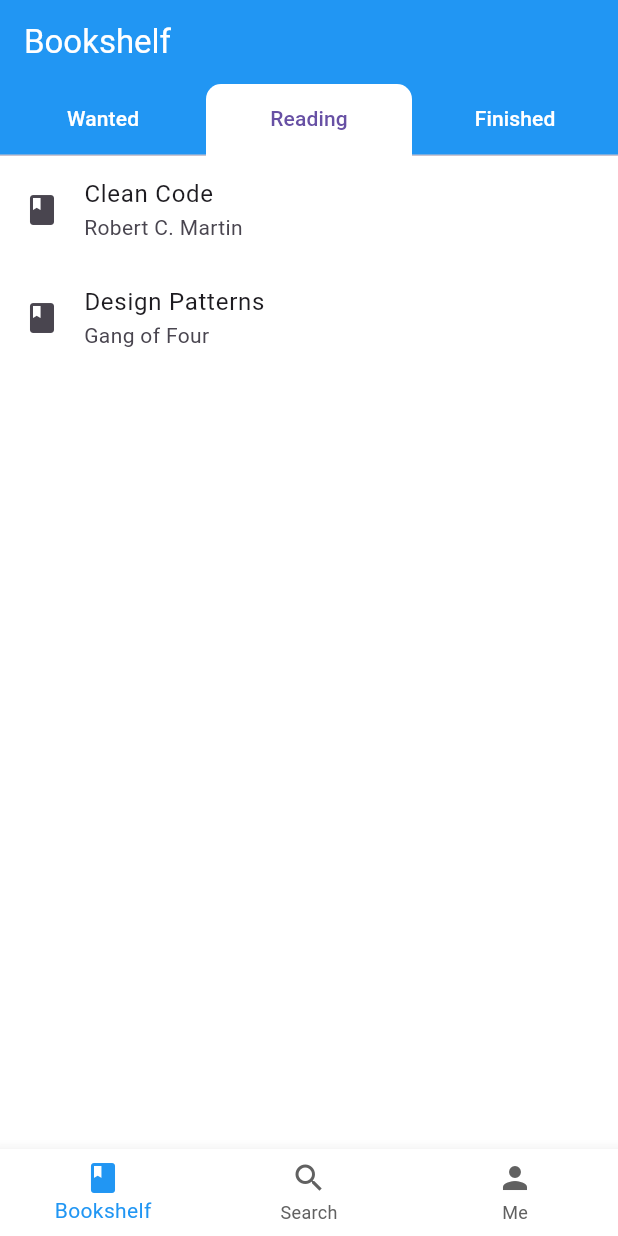
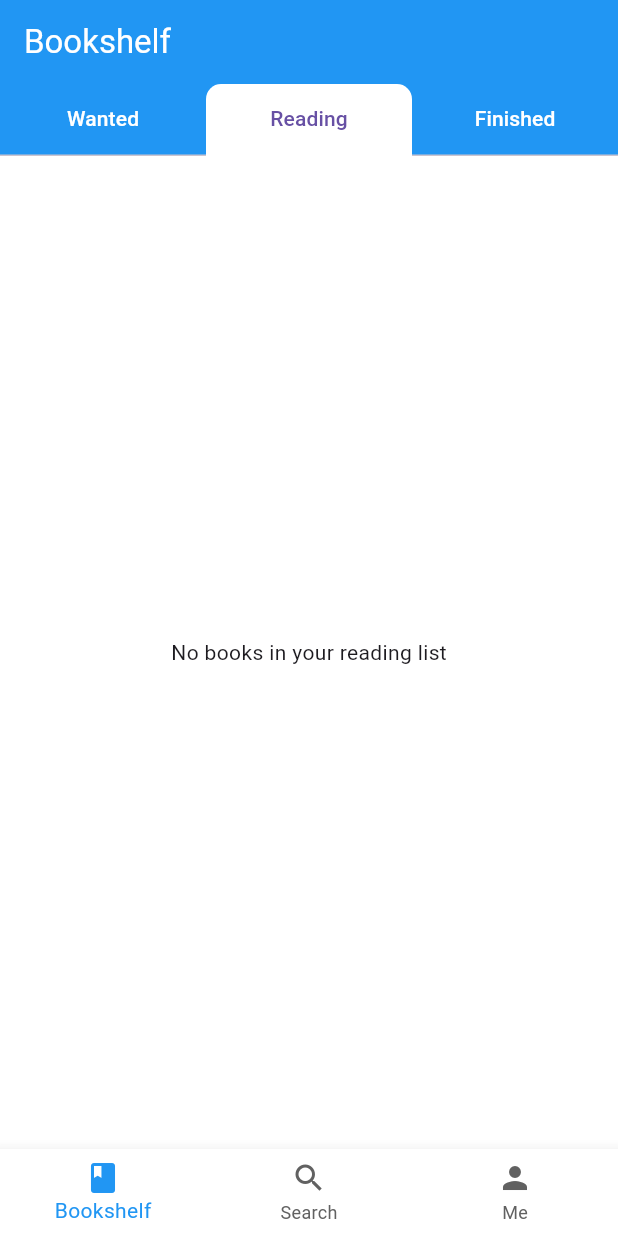
Before and after one commit to Pilchark/bookeeper, a Flutter app: the screen it shows after launch, on a phone screen of 412 x 824 dp. Run offline on Flutter 3.47's test engine with Material 3 defaults, Android fonts, the phone set to English and light mode, and no system bars; our stand-ins replace shared_preferences.

Commit message:
Implement local storage for books with reading status using SharedPreferences

```diff
--- a/lib/services/book_service.dart
+++ b/lib/services/book_service.dart
@@ -2,9 +2,11 @@ import 'dart:convert';
 import 'package:http/http.dart' as http;
 import '../models/book.dart';
 import 'package:flutter/foundation.dart' show kIsWeb;
+import 'package:shared_preferences/shared_preferences.dart';
 
 class BookService {
   final String baseUrl = 'http://127.0.0.1:8000';
+  static const String BOOKS_STORAGE_KEY = 'bookeeper_books';
 
   Future<Book?> searchByIsbn(String isbn) async {
     try {
@@ -57,12 +59,95 @@ class BookService {
     ];
   }
 
-  // Method to add a book to the user's collection
+  // Method to add a book to the user's collection with specific status
   Future<bool> addBookToCollection(Book book, String status) async {
-    // In a real app, this would interact with a database
-    // For now, we'll just simulate success
-    await Future.delayed(Duration(milliseconds: 300));
-    return true;
+    try {
+      // Create a new book instance with the updated status
+      final bookWithStatus = Book(
+        id: book.id,
+        title: book.title,
+        author: book.author,
+        coverUrl: book.coverUrl,
+        language: book.language,
+        publisher: book.publisher,
+        publishedDate: book.publishedDate,
+        isbn: book.isbn,
+        description: book.description,
+        createdAt: book.createdAt,
+        status: status,
+      );
+
+      // Get existing books from local storage
+      final prefs = await SharedPreferences.getInstance();
+      final List<String> booksJson = prefs.getStringList(BOOKS_STORAGE_KEY) ?? [];
+
+      // Convert existing books to objects
+      List<Book> books = booksJson.map((json) => Book.fromJson(jsonDecode(json))).toList();
+
+      // Remove the book if it already exists (to avoid duplicates)
+      books.removeWhere((existingBook) => existingBook.id == book.id);
+
+      // Add the new book with status
+      books.add(bookWithStatus);
+
+      // Convert books back to JSON strings
+      final updatedBooksJson = books.map((b) => jsonEncode(b.toJson())).toList();
+
+      // Save back to SharedPreferences
+      final success = await prefs.setStringList(BOOKS_STORAGE_KEY, updatedBooksJson);
+
+      return success;
+    } catch (e) {
+      print('Error saving book: $e');
+      return false;
+    }
+  }
+
+  // Get all books from local storage
+  Future<List<Book>> getAllBooks() async {
+    try {
+      final prefs = await SharedPreferences.getInstance();
+      final List<String> booksJson = prefs.getStringList(BOOKS_STORAGE_KEY) ?? [];
+
+      return booksJson.map((json) => Book.fromJson(jsonDecode(json))).toList();
+    } catch (e) {
+      print('Error getting all books: $e');
+      return [];
+    }
+  }
+
+  // Get books filtered by status
+  Future<List<Book>> getBooksByStatus(String status) async {
+    try {
+      final allBooks = await getAllBooks();
+      return allBooks.where((book) => book.status == status).toList();
+    } catch (e) {
+      print('Error getting books by status: $e');
+      return [];
+    }
+  }
+
+  // Remove a book from storage
+  Future<bool> removeBook(String bookId) async {
+    try {
+      final prefs = await SharedPreferences.getInstance();
+      final List<String> booksJson = prefs.getStringList(BOOKS_STORAGE_KEY) ?? [];
+
+      // Convert to objects and filter out the book to remove
+      List<Book> books = booksJson
+          .map((json) => Book.fromJson(jsonDecode(json)))
+          .where((book) => book.id != bookId)
+          .toList();
+
+      // Convert back to JSON strings
+      final updatedBooksJson = books.map((b) => jsonEncode(b.toJson())).toList();
+
+      // Save back to SharedPreferences
+      return await prefs.setStringList(BOOKS_STORAGE_KEY, updatedBooksJson);
+    } catch (e) {
+      print('Error removing book: $e');
+      return false;
+    }
   }
 
   // Helper method to check if CORS might be an issue
--- a/lib/widgets/book_list.dart
+++ b/lib/widgets/book_list.dart
@@ -1,70 +1,92 @@
 import 'package:flutter/material.dart';
 import '../models/book.dart';
 import '../screens/book_details_screen.dart';
+import '../services/book_service.dart';
 
-class BookList extends StatelessWidget {
+class BookList extends StatefulWidget {
   final String category;
 
   BookList({required this.category});
 
   @override
+  _BookListState createState() => _BookListState();
+}
+
+class _BookListState extends State<BookList> {
+  final BookService _bookService = BookService();
+  List<Book>? _books;
+  bool _isLoading = true;
+
+  @override
+  void initState() {
+    super.initState();
+    _loadBooks();
+  }
+
+  Future<void> _loadBooks() async {
+    setState(() {
+      _isLoading = true;
+    });
+
+    final books = await _bookService.getBooksByStatus(widget.category);
+
+    setState(() {
+      _books = books;
+      _isLoading = false;
+    });
+  }
+
+  @override
   Widget build(BuildContext context) {
-    // In a real app, this would fetch books from a database or API
-    List<Book> books = _getMockBooks();
+    if (_isLoading) {
+      return Center(child: CircularProgressIndicator());
+    }
 
-    return books.isEmpty
-        ? Center(child: Text('No books in your $category list'))
-        : ListView.builder(
-            itemCount: books.length,
+    if (_books == null || _books!.isEmpty) {
+      return Center(child: Text('No books in your ${widget.category} list'));
+    }
+
+    return RefreshIndicator(
+      onRefresh: _loadBooks,
+      child: ListView.builder(
+        itemCount: _books!.length,
         itemBuilder: (context, index) {
           return ListTile(
-                leading: books[index].coverUrl != null
+            leading: _books![index].coverUrl != null
                 ? Image.network(
-                        books[index].coverUrl!,
+                    _books![index].coverUrl!,
                     width: 40,
                     errorBuilder: (_, __, ___) => Icon(Icons.book),
                   )
                 : Icon(Icons.book),
-                title: Text(books[index].title),
-                subtitle: Text(books[index].author),
+            title: Text(_books![index].title),
+            subtitle: Text(_books![index].author),
             onTap: () {
               Navigator.push(
                 context,
                 MaterialPageRoute(
                   builder: (context) => BookDetailsScreen(
-                        book: books[index],
-                        currentStatus: category,
+                    book: _books![index],
+                    currentStatus: widget.category,
                   ),
                 ),
               ).then((newStatus) {
                 if (newStatus != null) {
-                      // Handle status change in a real app
+                  // Handle status change
+                  _bookService.addBookToCollection(_books![index], newStatus.toString())
+                      .then((_) {
                     ScaffoldMessenger.of(context).showSnackBar(
                       SnackBar(content: Text('Book moved to $newStatus list')),
                     );
+                    // Reload the list to show updated data
+                    _loadBooks();
+                  });
                 }
               });
             },
           );
         },
+      ),
     );
   }
-
-  List<Book> _getMockBooks() {
-    // This would be replaced by actual data in the real app
-    if (category == 'reading') {
-      return [
-        Book(id: '1', title: 'Clean Code', author: 'Robert C. Martin', isbn: '9780132350884', description: "test description"),
-        Book(id: '2', title: 'Design Patterns', author: 'Gang of Four', isbn: '9780201633610', description:  "test description"),
-      ];
-    } else if (category == 'finished') {
-      return [
-        Book(id: '3', title: 'The Pragmatic Programmer', author: 'Andrew Hunt', isbn: '9780201616224', description:  "test description"),
-      ];
-    } else {
-      return [
-        Book(id: '4', title: 'Refactoring', author: 'Martin Fowler' , isbn: '9780134757599', description:  "test description"),
-      ];
 }
-  }
-}
```
Also changed, not shown: lib/models/book.dart (+22 -1 lines), lib/screens/search_screen.dart (+81 -1 lines), 1 other file. Lines whose indentation alone changed are shown as unchanged.
